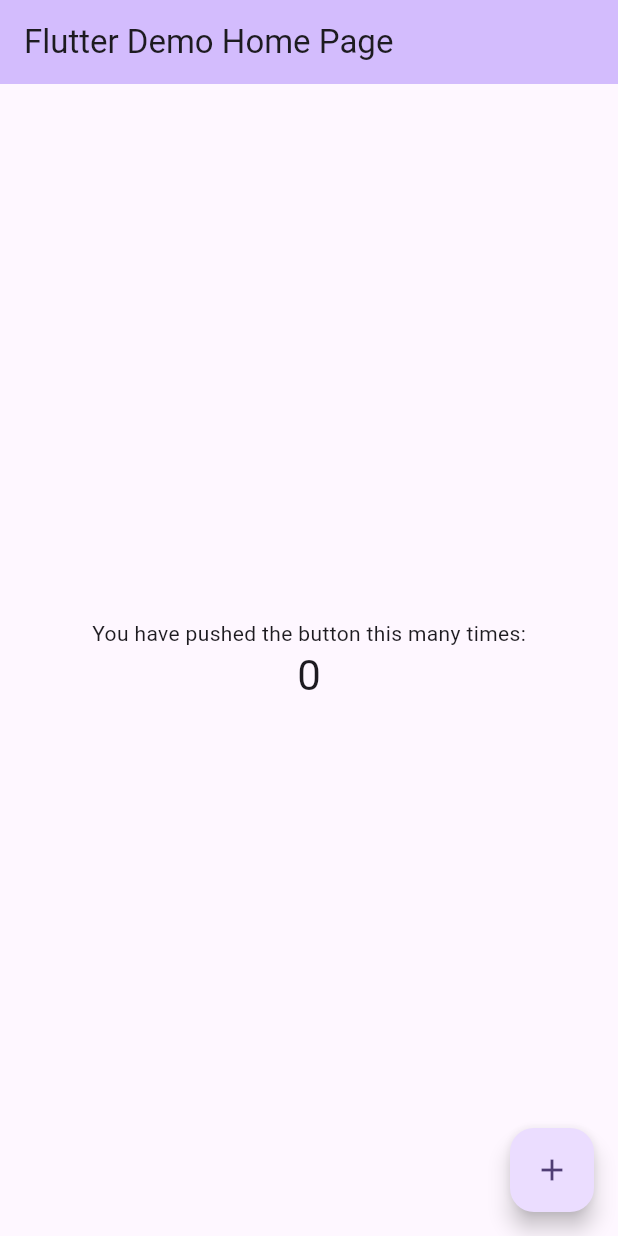
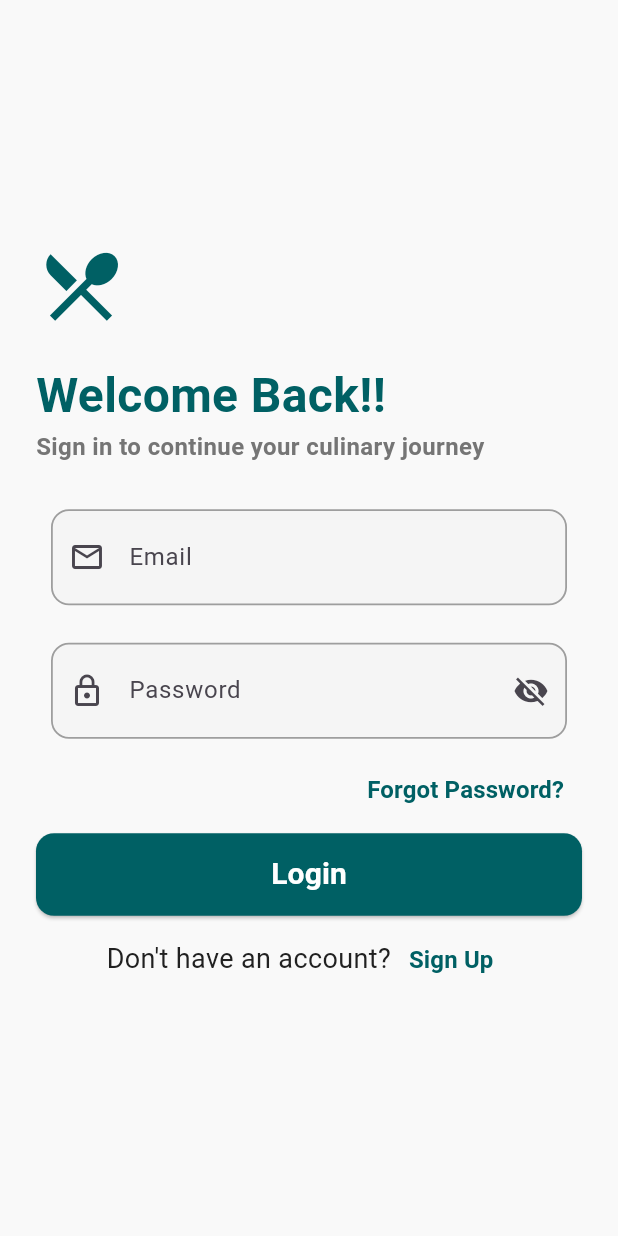
Before and after one commit to mukunda03/recipe_app, a Flutter app: the screen it shows after launch, on a phone screen of 412 x 824 dp. Run offline on Flutter 3.47's test engine with Material 3 defaults, Android fonts, the phone set to English and light mode, and no system bars; our stand-ins replace firebase_core, flutter_riverpod, flutter_spinkit; accounts and stored records are empty.

Commit message:
Splash, Login and Registe screens implemented

```diff
--- /dev/null
+++ b/lib/core/constants/app_colors.dart
@@ -0,0 +1,17 @@
+import 'package:flutter/material.dart';
+
+class AppColors {
+  //royal Teal
+  static const Color primartTeal = Color(0xFF006064);
+
+  //Harvest Gold
+  static const Color accentGold = Color(0xFFFFD700);
+
+  //background
+  static const Color scaffoldBg = Color(0xFFF9F9F9);
+  static const Color cardWhite = Colors.white;
+
+  //Text colors
+  static const Color textDark = Color(0xFF212121);
+  static const Color textLight = Color(0xFF757575);
+}
--- /dev/null
+++ b/lib/core/constants/text_form_field.dart
@@ -0,0 +1,100 @@
+import 'package:flutter/material.dart';
+import 'package:recipe_app/core/constants/app_colors.dart';
+
+class CustomTextFormField extends StatelessWidget {
+  final TextEditingController controller;
+  final TextInputType? keyboardType;
+  final String? Function(String?) validation;
+  final String labelText;
+  final String hintText;
+  final bool isPassword;
+  final bool prefixIconEnable;
+  final int? maxLength;
+  final Icon? prefixIcon;
+  final bool suffixIconEnable;
+  final Icon? suffixIcon;
+  final VoidCallback? onSuffixIcon;
+
+  const CustomTextFormField({
+    super.key,
+    required this.controller,
+    required this.hintText,
+    required this.labelText,
+    this.keyboardType,
+    this.isPassword = false,
+    this.prefixIconEnable = false,
+    this.prefixIcon,
+    this.suffixIconEnable = false,
+    this.suffixIcon,
+    this.onSuffixIcon,
+    this.maxLength,
+    required this.validation,
+  });
+
+  @override
+  Widget build(BuildContext context) {
+    return Padding(
+      padding: const EdgeInsets.all(10),
+      child: TextFormField(
+        controller: controller,
+        keyboardType: keyboardType,
+        textInputAction: TextInputAction.next,
+        obscureText: isPassword,
+        style: TextStyle(fontSize: 16, fontWeight: FontWeight.w500),
+        validator: validation,
+        maxLength: maxLength,
+
+        decoration: InputDecoration(
+          labelText: labelText,
+          hintText: hintText,
+          counterText: '',
+          prefixIcon: prefixIconEnable ? prefixIcon : null,
+          suffixIcon: suffixIconEnable
+              ? IconButton(onPressed: onSuffixIcon, icon: suffixIcon!)
+              : null,
+          filled: true,
+          fillColor: Colors.grey.shade100,
+          contentPadding: EdgeInsets.all(20),
+          enabledBorder: OutlineInputBorder(
+            borderRadius: BorderRadius.circular(12),
+            borderSide: BorderSide(color: Colors.grey, width: 1.2),
+          ),
+
+          focusedBorder: OutlineInputBorder(
+            borderRadius: BorderRadius.circular(12),
+            borderSide: BorderSide(color: AppColors.primartTeal, width: 2),
+          ),
+
+          errorBorder: OutlineInputBorder(
+            borderRadius: BorderRadius.circular(12),
+            borderSide: BorderSide(color: Colors.red, width: 1.5),
+          ),
+
+          focusedErrorBorder: OutlineInputBorder(
+            borderRadius: BorderRadius.circular(12),
+            borderSide: BorderSide(color: Colors.red, width: 2),
+          ),
+
+          errorStyle: TextStyle(
+            color: Colors.red,
+            fontSize: 12,
+            fontWeight: FontWeight.w500,
+          ),
+        ),
+      ),
+    );
+  }
+}
+
+Widget buildLabel(String text) {
+  return Padding(
+    padding: const EdgeInsets.only(bottom: 8.0),
+    child: Text(
+      text,
+      style: const TextStyle(
+        fontWeight: FontWeight.w600,
+        color: AppColors.textDark,
+      ),
+    ),
+  );
+}
--- /dev/null
+++ b/lib/core/constants/text_styles.dart
@@ -0,0 +1,24 @@
+import 'package:flutter/material.dart';
+
+@immutable
+class TextStyles {
+  static TextStyle h1(Color color) {
+    return TextStyle(fontSize: 24, fontWeight: FontWeight.w700, color: color);
+  }
+
+  static TextStyle h2(Color color) {
+    return TextStyle(fontSize: 20, fontWeight: FontWeight.w600, color: color);
+  }
+
+  static TextStyle h3(Color color) {
+    return TextStyle(fontSize: 16, fontWeight: FontWeight.w600, color: color);
+  }
+
+  static TextStyle subtitleText(Color color) {
+    return TextStyle(fontSize: 14, fontWeight: FontWeight.w400, color: color);
+  }
+
+  static TextStyle largeSubtitle(Color color) {
+    return TextStyle(fontSize: 18, fontWeight: FontWeight.w400, color: color);
+  }
+}
--- a/lib/main.dart
+++ b/lib/main.dart
@@ -1,10 +1,12 @@
 import 'package:firebase_core/firebase_core.dart';
 import 'package:flutter/material.dart';
+import 'package:flutter_riverpod/flutter_riverpod.dart';
+import 'package:recipe_app/views/splash/splash_screen.dart';
 
 void main() async {
   WidgetsFlutterBinding.ensureInitialized();
   await Firebase.initializeApp();
-  runApp(const MyApp());
+  runApp(ProviderScope(child: MyApp()));
 }
 
 class MyApp extends StatelessWidget {
@@ -13,9 +15,10 @@ class MyApp extends StatelessWidget {
   @override
   Widget build(BuildContext context) {
     return MaterialApp(
-      title: 'Flutter Demo',
+      debugShowCheckedModeBanner: false,
+      title: 'demo',
       theme: ThemeData(colorScheme: .fromSeed(seedColor: Colors.deepPurple)),
-      home: const MyHomePage(title: 'Flutter Demo Home Page'),
+      home: const SplashScreen(),
     );
   }
 }
--- /dev/null
+++ b/lib/views/auth/login_screen.dart
@@ -0,0 +1,189 @@
+import 'package:flutter/material.dart';
+import 'package:flutter_riverpod/flutter_riverpod.dart';
+import 'package:recipe_app/core/constants/app_colors.dart';
+import 'package:recipe_app/core/constants/text_form_field.dart';
+import 'package:recipe_app/core/constants/text_styles.dart';
+import 'package:recipe_app/views/auth/register_screen.dart';
+
+class LoginScreen extends ConsumerStatefulWidget {
+  const LoginScreen({super.key});
+
+  @override
+  ConsumerState<LoginScreen> createState() => _LoginScreenState();
+}
+
+class _LoginScreenState extends ConsumerState<LoginScreen> {
+  // Controllers to capture the text typed by the user
+  final TextEditingController _mailController = TextEditingController();
+  final TextEditingController _passwordController = TextEditingController();
+
+  bool isHidden = false;
+
+  final _loginFormKey = GlobalKey<FormState>();
+
+  @override
+  void dispose() {
+    _mailController.dispose();
+    _passwordController.dispose();
+    super.dispose();
+  }
+
+  @override
+  Widget build(BuildContext context) {
+    return Scaffold(
+      backgroundColor: AppColors.scaffoldBg,
+      body: Center(
+        child: SingleChildScrollView(
+          child: Padding(
+            padding: const EdgeInsets.symmetric(
+              horizontal: 24.0,
+              vertical: 80.0,
+            ),
+            child: Form(
+              key: _loginFormKey,
+              child: Column(
+                mainAxisAlignment: MainAxisAlignment.center,
+                crossAxisAlignment: CrossAxisAlignment.start,
+                children: [
+                  // Header
+                  const Icon(
+                    Icons.restaurant_menu,
+                    size: 60,
+                    color: AppColors.primartTeal,
+                  ),
+                  const SizedBox(height: 20),
+                  const Text(
+                    "Welcome Back!!",
+                    style: TextStyle(
+                      fontSize: 32,
+                      fontWeight: FontWeight.bold,
+                      color: AppColors.primartTeal,
+                    ),
+                  ),
+                  Text(
+                    "Sign in to continue your culinary journey",
+                    style: TextStyles.h3(AppColors.textLight),
+                  ),
+                  const SizedBox(height: 20),
+
+                  // Email Field
+                  // buildLabel("Email Address"),
+                  CustomTextFormField(
+                    controller: _mailController,
+                    hintText: "Enter Your Email",
+                    labelText: 'Email',
+                    validation: (value) {
+                      if (value == null || value.isEmpty) {
+                        return 'Email cannot be empty';
+                      }
+                      if (!RegExp(r'\S+@\S+\.\S+').hasMatch(value)) {
+                        return 'Enter a valid email address';
+                      }
+                      return null;
+                    },
+                    prefixIconEnable: true,
+                    prefixIcon: Icon(Icons.mail_outlined),
+                  ),
+                  const SizedBox(height: 5),
+
+                  // Password Field
+                  // buildLabel("Password"),
+                  CustomTextFormField(
+                    controller: _passwordController,
+                    hintText: "Enter Your Password",
+                    labelText: 'Password',
+                    validation: (value) {
+                      if (value == null || value.length < 4) {
+                        return 'Minimum 4 characters';
+                      }
+                      return null;
+                    },
+                    prefixIconEnable: true,
+                    prefixIcon: Icon(Icons.lock_outline),
+                    suffixIconEnable: true,
+                    isPassword: isHidden,
+                    suffixIcon: isHidden
+                        ? Icon(Icons.visibility)
+                        : Icon(Icons.visibility_off),
+                    onSuffixIcon: () {
+                      setState(() {
+                        isHidden = !isHidden;
+                      });
+                    },
+                  ),
+
+                  // Forgot Password Link
+                  Align(
+                    alignment: Alignment.centerRight,
+                    child: TextButton(
+                      onPressed: () {
+                        // Navigate to Forgot Password Screen later
+                      },
+                      child: Text(
+                        "Forgot Password?",
+                        style: TextStyles.h3(AppColors.primartTeal),
+                      ),
+                    ),
+                  ),
+                  const SizedBox(height: 5),
+
+                  // Login Button
+                  SizedBox(
+                    width: double.infinity,
+                    height: 55,
+                    child: ElevatedButton(
+                      onPressed: () {
+                        // Logic for login will go here
+                        if (_loginFormKey.currentState!.validate()) {
+                          // Register logic
+                          debugPrint("Register form valid");
+                        }
+                      },
+                      style: ElevatedButton.styleFrom(
+                        backgroundColor: AppColors.primartTeal,
+                        shape: RoundedRectangleBorder(
+                          borderRadius: BorderRadius.circular(12),
+                        ),
+                      ),
+                      child: Text(
+                        "Login",
+                        style: TextStyles.h2(AppColors.cardWhite),
+                      ),
+                    ),
+                  ),
+
+                  const SizedBox(height: 5),
+
+                  // Register Link
+                  Row(
+                    mainAxisAlignment: MainAxisAlignment.center,
+                    children: [
+                      Text(
+                        "Don't have an account?",
+                        style: TextStyles.largeSubtitle(AppColors.textDark),
+                      ),
+                      TextButton(
+                        onPressed: () {
+                          Navigator.push(
+                            context,
+                            MaterialPageRoute(
+                              builder: (context) => const RegisterScreen(),
+                            ),
+                          );
+                        },
+                        child: Text(
+                          "Sign Up",
+                          style: TextStyles.h3(AppColors.primartTeal),
+                        ),
+                      ),
+                    ],
+                  ),
+                ],
+              ),
+            ),
+          ),
+        ),
+      ),
+    );
+  }
+}
```
Also changed, not shown: lib/views/auth/register_screen.dart (added, +211 -0 lines), lib/views/splash/splash_screen.dart (added, +68 -0 lines), pubspec.yaml (+7 -1 lines), pubspec.lock (deleted), 3 other files.
